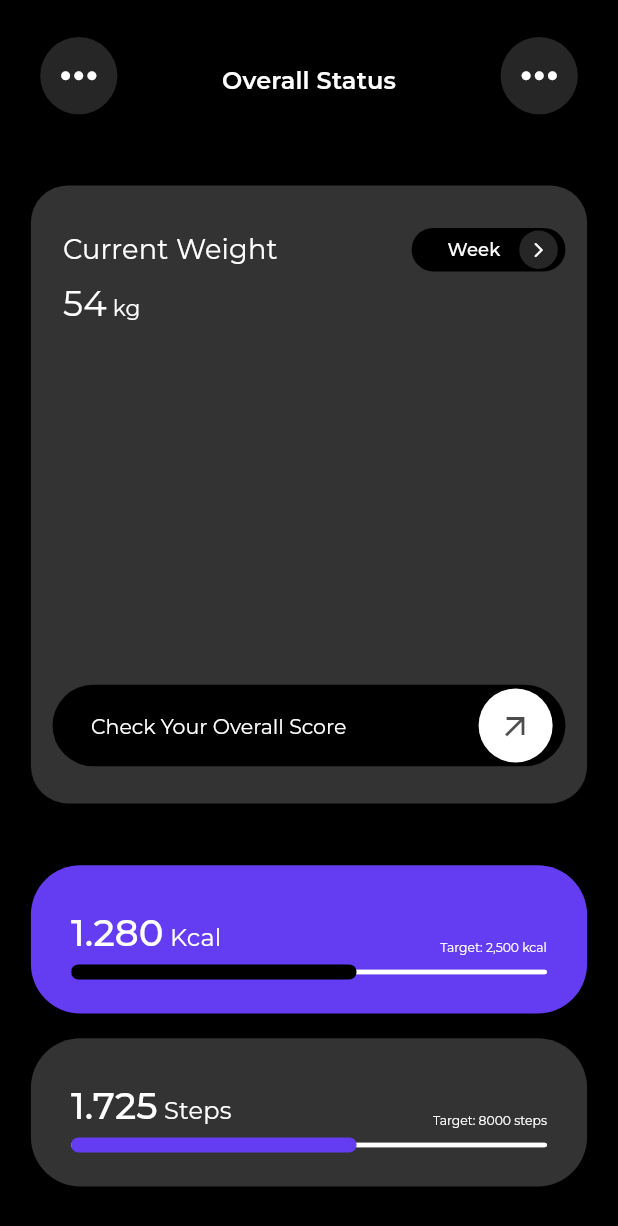
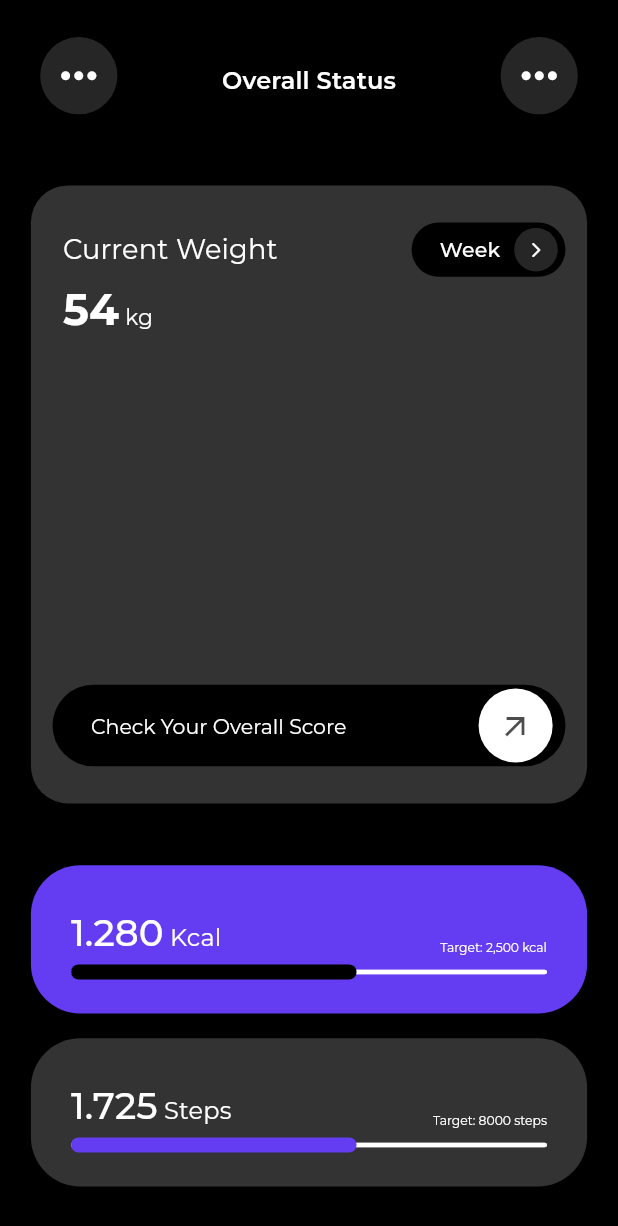
Before and after one commit to bhawesh2002/workout_planner_app_ui, a Flutter app: the OverallStatusPage screen opened directly, on a phone screen of 412 x 824 dp. Shown: the top 1226 px of the screen. Run offline on Flutter 3.47's test engine with Material 3 defaults, Android fonts, the phone set to English and light mode, and no system bars; our stand-ins replace google_fonts.

Commit message:
make visual shanges to weekButtona and change positioning

```diff
--- a/lib/widgets/current_weight_card.dart
+++ b/lib/widgets/current_weight_card.dart
@@ -20,7 +20,6 @@ class CurrentWeightCard extends StatelessWidget {
         return Stack(
           children: [
             Positioned.fill(
-              top: constraints.maxHeight * 0.010,
               left: constraints.maxWidth * 0.02,
               child: Align(
                 alignment: Alignment.topLeft,
@@ -55,8 +54,8 @@ class CurrentWeightCard extends StatelessWidget {
                   text: TextSpan(
                     text: "54",
                     style: Theme.of(context).textTheme.titleMedium?.copyWith(
-                          fontSize: constraints.maxHeight * 0.065,
-                          fontWeight: FontWeight.normal,
+                          fontSize: constraints.maxHeight * 0.08,
+                          fontWeight: FontWeight.bold,
                         ),
                     children: [
                       TextSpan(
@@ -88,8 +87,8 @@ class CurrentWeightCard extends StatelessWidget {
 
 Widget weekButton(BuildContext context, BoxConstraints constraints) {
   return Container(
-    width: constraints.maxWidth * 0.3,
-    height: constraints.maxHeight * 0.08,
+    width: constraints.maxWidth * 0.30,
+    height: constraints.maxHeight * 0.1,
     decoration: BoxDecoration(
       color: Colors.black,
       borderRadius: BorderRadius.circular(constraints.maxHeight),
@@ -98,21 +97,23 @@ Widget weekButton(BuildContext context, BoxConstraints constraints) {
     child: Row(
       mainAxisAlignment: MainAxisAlignment.spaceBetween,
       children: [
-        Padding(
-          padding: EdgeInsets.only(
-            left: constraints.maxWidth * 0.055,
-          ),
-          child: Text(
-            "Week",
-            style: Theme.of(context).textTheme.titleSmall?.copyWith(
-                color: Colors.white, fontSize: constraints.maxWidth * 0.035),
+        Expanded(
+          child: Padding(
+            padding: EdgeInsets.only(
+              left: constraints.maxWidth * 0.04,
+            ),
+            child: Text(
+              "Week",
+              style: Theme.of(context).textTheme.titleSmall?.copyWith(
+                  color: Colors.white, fontSize: constraints.maxWidth * 0.04),
+            ),
           ),
         ),
         Material(
           shape: const CircleBorder(),
           color: Colors.white.withOpacity(0.15),
           child: Padding(
-            padding: EdgeInsets.all(constraints.maxWidth * 0.020),
+            padding: EdgeInsets.all(constraints.maxWidth * 0.025),
             child: Icon(
               Icons.arrow_forward_ios_rounded,
               color: Colors.white,
```
